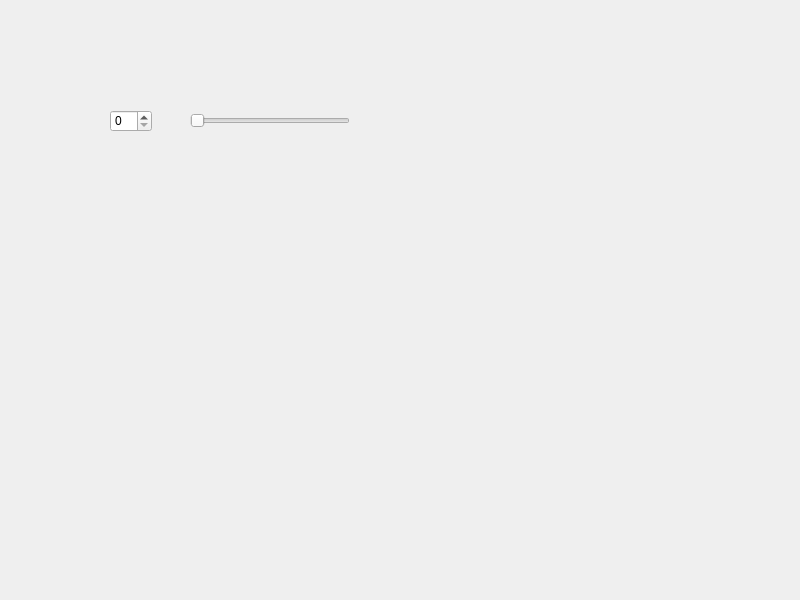
Qt form widget.ui (kaiiilul/spinbox) before a commit.
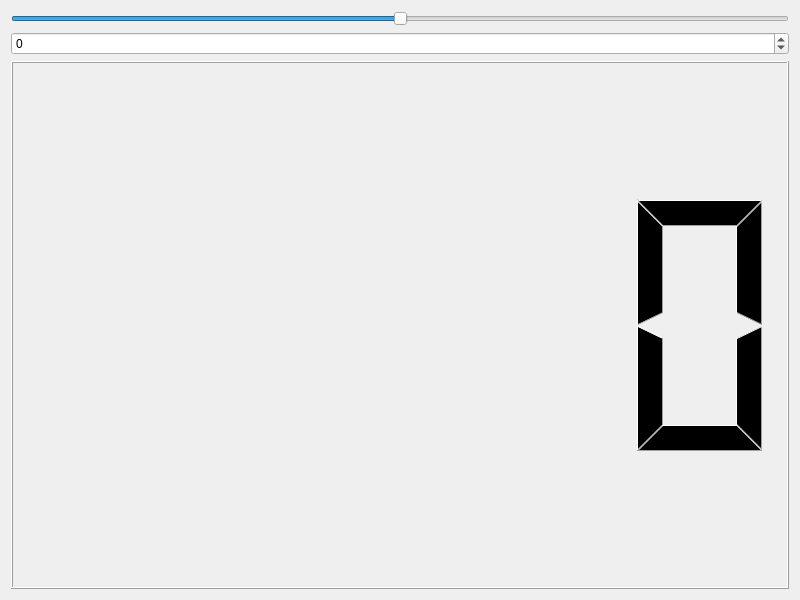
The same form after that commit.

```diff
--- a/widget.ui
+++ b/widget.ui
@@ -13,29 +13,38 @@
   <property name="windowTitle">
    <string>Widget</string>
   </property>
-  <widget class="QSpinBox" name="spinBox">
-   <property name="geometry">
-    <rect>
-     <x>110</x>
-     <y>110</y>
-     <width>42</width>
-     <height>22</height>
-    </rect>
-   </property>
-  </widget>
-  <widget class="QSlider" name="horizontalSlider">
-   <property name="geometry">
-    <rect>
-     <x>190</x>
-     <y>110</y>
-     <width>160</width>
-     <height>22</height>
-    </rect>
-   </property>
-   <property name="orientation">
-    <enum>Qt::Orientation::Horizontal</enum>
-   </property>
-  </widget>
+  <layout class="QVBoxLayout" name="verticalLayout_2">
+   <item>
+    <layout class="QVBoxLayout" name="verticalLayout">
+     <item>
+      <widget class="QSlider" name="horizontalSlider">
+       <property name="minimum">
+        <number>-100</number>
+       </property>
+       <property name="maximum">
+        <number>100</number>
+       </property>
+       <property name="orientation">
+        <enum>Qt::Orientation::Horizontal</enum>
+       </property>
+      </widget>
+     </item>
+     <item>
+      <widget class="QSpinBox" name="spinBox">
+       <property name="minimum">
+        <number>-100</number>
+       </property>
+       <property name="maximum">
+        <number>100</number>
+       </property>
+      </widget>
+     </item>
+     <item>
+      <widget class="QLCDNumber" name="lcdNumber"/>
+     </item>
+    </layout>
+   </item>
+  </layout>
  </widget>
  <resources/>
  <connections>
```
Left out of the diff: 56 changed lines with no effect on the pictures.
